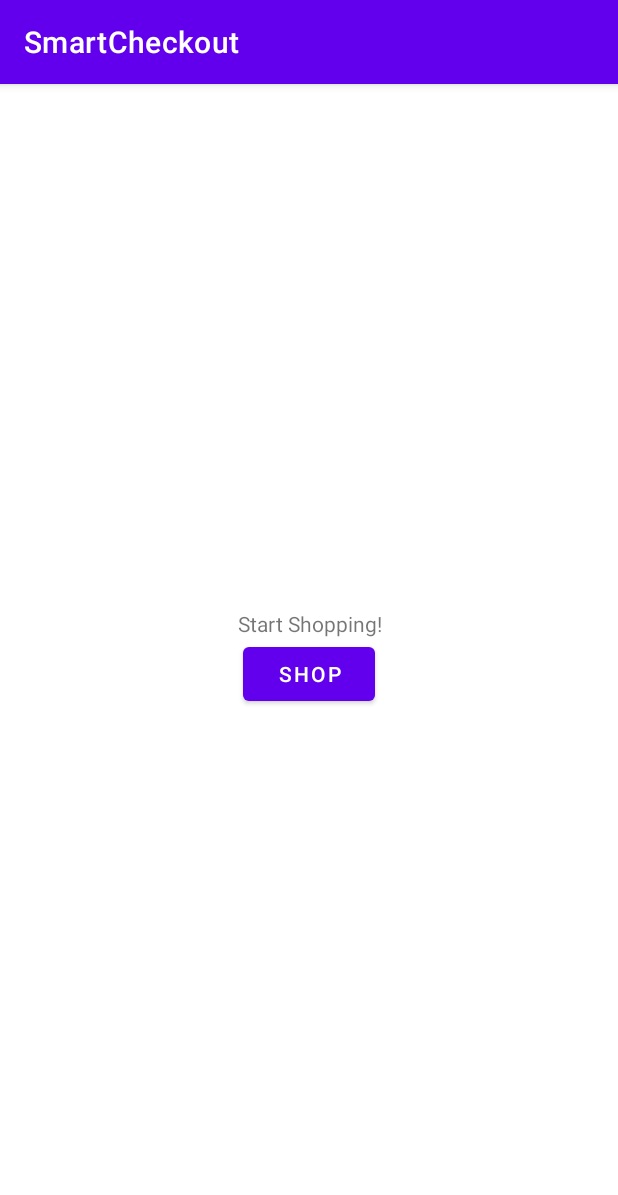
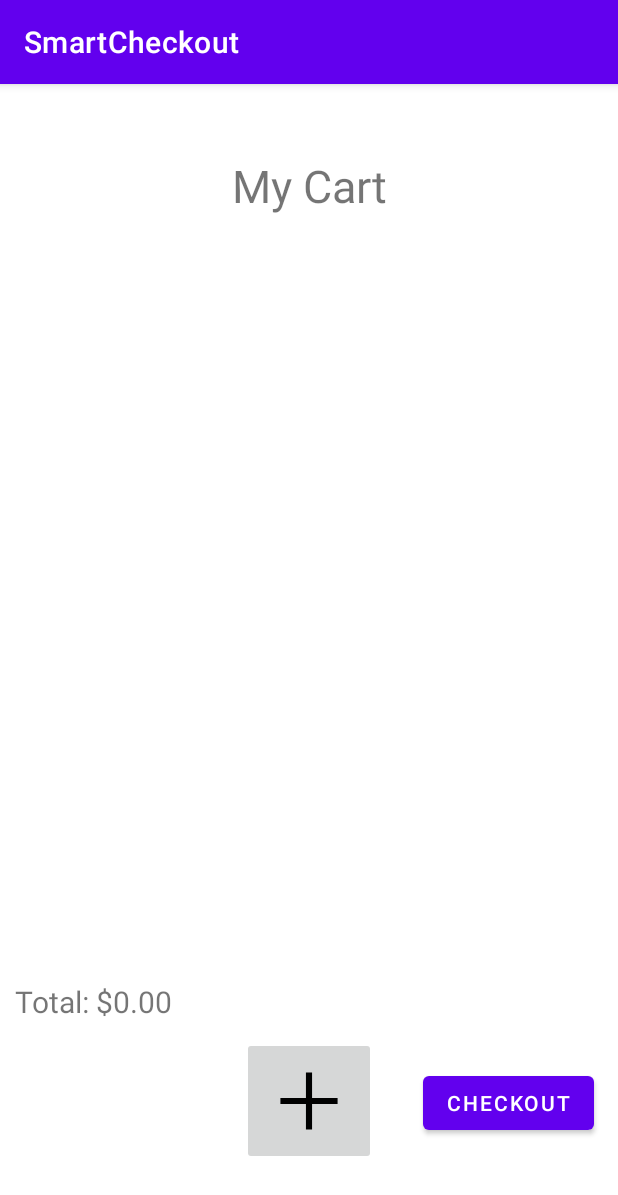
Before and after one commit to chunkitchung/Smart-Cities-Hackathon, an Android app: the Menu screen opened directly, with no data from a screen before it, after a tap on "SHOP", on a phone screen of 412 x 824 dp. Shown: the top 1195 px of the screen. Run offline under Robolectric (Android 15) with nearby library versions, the phone set to English and light mode, and no system bars; our stand-ins replace Firebase (no records; nobody signed in at launch, a user with empty details on screens opened directly); libraries missing offline, so code that uses them is left out: org.checkerframework.checker, org.tensorflow.lite.

Commit message:
More fixes to shop activity and sign up

```diff
--- a/app/src/main/java/com/example/smartcheckout/Menu.java
+++ b/app/src/main/java/com/example/smartcheckout/Menu.java
@@ -2,6 +2,7 @@ package com.example.smartcheckout;
 
 import androidx.appcompat.app.AppCompatActivity;
 
+import android.content.Intent;
 import android.os.Bundle;
 import android.view.View;
 
@@ -18,6 +19,7 @@ public class Menu extends AppCompatActivity {
 
     //Onclick to start shopping
     public void shop(View v){
-
+        Intent i = new Intent(this, ShopActivity.class);
+        startActivity(i);
     }
 }
--- a/app/src/main/java/com/example/smartcheckout/ShopActivity.java
+++ b/app/src/main/java/com/example/smartcheckout/ShopActivity.java
@@ -22,6 +22,8 @@ import android.widget.ListView;
 import android.widget.TextView;
 
 import com.example.smartcheckout.ml.Mobilenetv1;
+import com.google.firebase.auth.FirebaseAuth;
+import com.google.firebase.auth.FirebaseUser;
 
 import org.checkerframework.checker.units.qual.A;
 import org.tensorflow.lite.support.image.TensorImage;
@@ -52,6 +54,8 @@ public class ShopActivity extends AppCompatActivity {
     private Bitmap image;
 
     private TextView classification;
+    private FirebaseAuth mAuth;
+    private FirebaseUser user;
 
     @Override
     protected void onCreate(Bundle savedInstanceState) {
@@ -186,5 +190,15 @@ public class ShopActivity extends AppCompatActivity {
         cartListView.setAdapter(adapter);
     }
 
+    /*
+        Checkout the user
+        TODO: present user with their total cost accumulatied
+        and also send this transaction into their db collection for transactions
+     */
+    public void checkout(){
+
+        //get the current user
+        user = mAuth.getCurrentUser();
+    }
 
 }
--- a/app/src/main/java/com/example/smartcheckout/SignUp.java
+++ b/app/src/main/java/com/example/smartcheckout/SignUp.java
@@ -91,7 +91,7 @@ public class SignUp extends AppCompatActivity {
                                 user.updateProfile(userProfileChangeRequest);
 
                                 //Go to Home page, temporarily goes to shop activity
-                                Intent i = new Intent(SignUp.this, ShopActivity.class);
+                                Intent i = new Intent(SignUp.this, Menu.class);
                                 startActivity(i);
                             } else {
                                 // If sign in fails, display a message to the user.
--- a/app/src/main/res/layout/activity_menu.xml
+++ b/app/src/main/res/layout/activity_menu.xml
@@ -10,17 +10,18 @@
         android:layout_height="match_parent"
         android:gravity="center"
         android:orientation="vertical">
-        <TextView
-            android:layout_height="wrap_content"
-            android:layout_width="match_parent"
-            android:text="Start Shopping!"
-            android:gravity="center"
-            />
         <Button
             android:layout_height="wrap_content"
             android:layout_width="wrap_content"
             android:text="SHOP"
-            android:onClick="shop"/>
+            android:onClick="shop"
+            android:layout_marginBottom="100dp"/>
+
+        <Button
+            android:layout_height="wrap_content"
+            android:layout_width="wrap_content"
+            android:text="My Transactions"
+            />
     </LinearLayout>
 
 </androidx.constraintlayout.widget.ConstraintLayout>
--- a/app/src/main/res/layout/activity_shop.xml
+++ b/app/src/main/res/layout/activity_shop.xml
@@ -21,12 +21,36 @@
             android:id="@+id/cart_list_view"
             android:layout_width="match_parent"
             android:layout_height="500dp"/>
-        <ImageButton
-            android:layout_width="wrap_content"
+        <TextView
+            android:layout_width="match_parent"
             android:layout_height="wrap_content"
-            android:src="@drawable/ic_add_fill0_wght400_grad0_opsz48"
-            android:onClick="addItem"
-            />
+            android:text="Total: $0.00"
+            android:textSize="20dp"
+            android:padding="10dp"/>
+
+        <androidx.constraintlayout.widget.ConstraintLayout
+            android:layout_width="match_parent"
+            android:layout_height="wrap_content">
+
+            <ImageButton
+                android:layout_width="wrap_content"
+                android:layout_height="wrap_content"
+                android:onClick="addItem"
+                android:src="@drawable/ic_add_fill0_wght400_grad0_opsz48"
+                app:layout_constraintEnd_toEndOf="parent"
+                app:layout_constraintStart_toStartOf="parent"
+                app:layout_constraintTop_toTopOf="parent" />
+
+            <Button
+                android:layout_width="wrap_content"
+                android:layout_height="wrap_content"
+                android:layout_marginTop="20dp"
+                android:layout_marginEnd="16dp"
+                android:text="Checkout"
+                app:layout_constraintEnd_toEndOf="parent"
+                app:layout_constraintTop_toTopOf="parent" />
+
+        </androidx.constraintlayout.widget.ConstraintLayout>
     </LinearLayout>
 
 </androidx.constraintlayout.widget.ConstraintLayout>
```
Also changed, not shown: app/src/main/java/com/example/smartcheckout/Login.java (+6 -2 lines).
